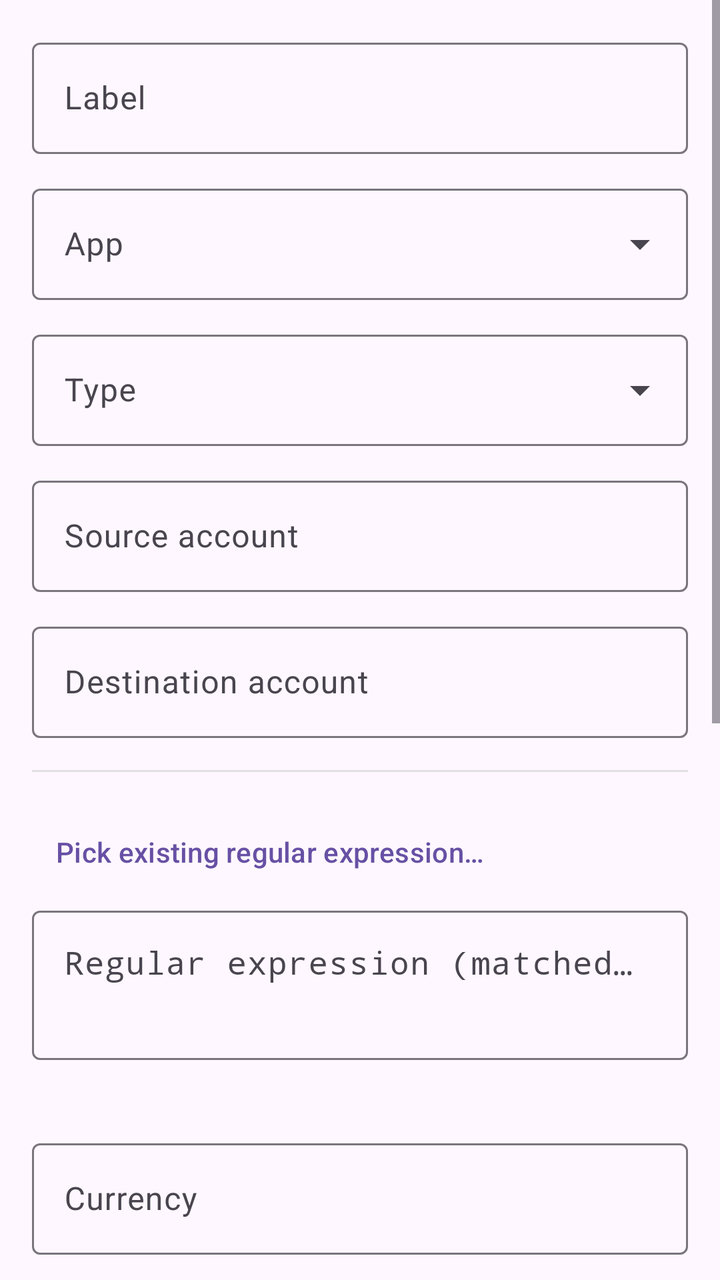
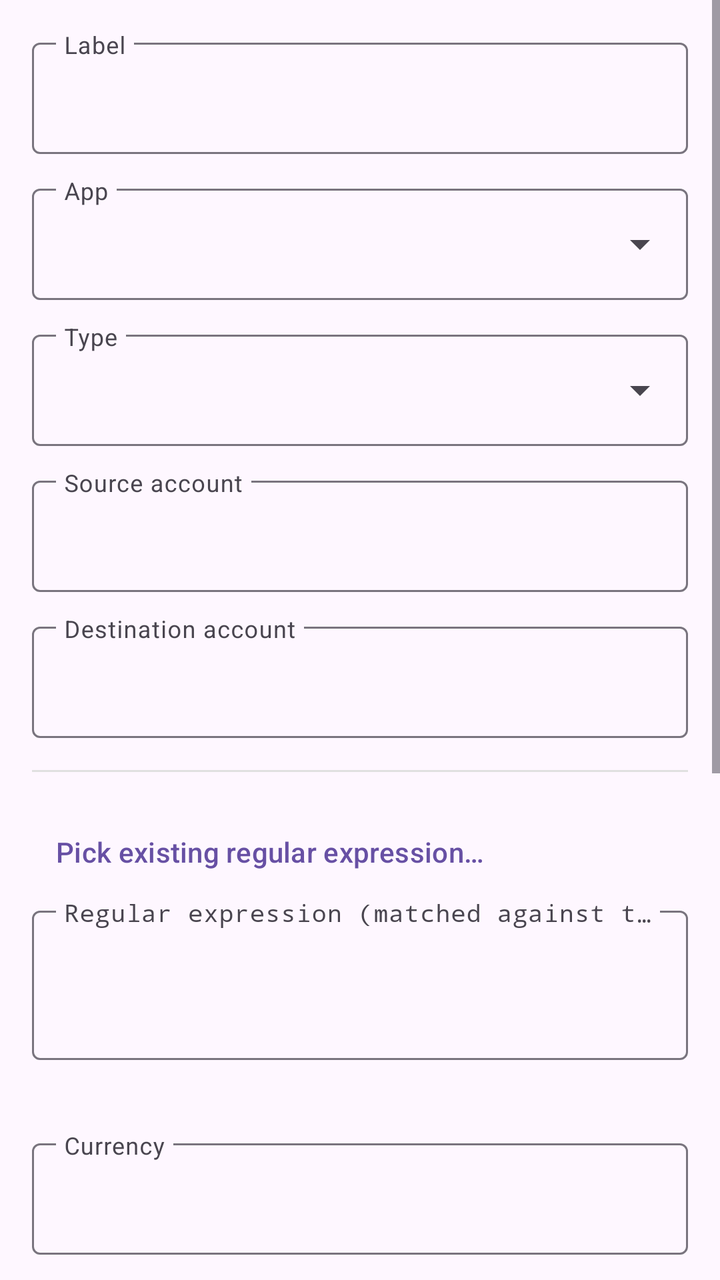

Compare the two renders of this Android layout. The source of the first and the diff that turns it into the second are given below.
<!-- AndroidManifest.xml: application theme Theme.FfNotifyImporter -->
<!-- res/layout/fragment_rule_edit.xml -->
<?xml version="1.0" encoding="utf-8"?>
<ScrollView xmlns:android="http://schemas.android.com/apk/res/android"
    xmlns:app="http://schemas.android.com/apk/res-auto"
    android:layout_width="match_parent"
    android:layout_height="match_parent">

    <LinearLayout
        android:layout_width="match_parent"
        android:layout_height="wrap_content"
        android:orientation="vertical"
        android:padding="16dp">

        <com.google.android.material.textfield.TextInputLayout
            android:layout_width="match_parent"
            android:layout_height="wrap_content"
            android:layout_marginBottom="12dp"
            android:hint="@string/rule_field_label">

            <com.google.android.material.textfield.TextInputEditText
                android:id="@+id/labelInput"
                android:layout_width="match_parent"
                android:layout_height="wrap_content" />

        </com.google.android.material.textfield.TextInputLayout>

        <com.google.android.material.textfield.TextInputLayout
            android:layout_width="match_parent"
            android:layout_height="wrap_content"
            android:layout_marginBottom="12dp"
            android:hint="@string/rule_field_apps"
            style="@style/Widget.Material3.TextInputLayout.OutlinedBox.ExposedDropdownMenu">

            <com.google.android.material.textfield.MaterialAutoCompleteTextView
                android:id="@+id/appInput"
                android:layout_width="match_parent"
                android:layout_height="wrap_content"
                android:inputType="none" />

        </com.google.android.material.textfield.TextInputLayout>

        <com.google.android.material.textfield.TextInputLayout
            android:layout_width="match_parent"
            android:layout_height="wrap_content"
            android:layout_marginBottom="12dp"
            android:hint="@string/rule_field_kind"
            style="@style/Widget.Material3.TextInputLayout.OutlinedBox.ExposedDropdownMenu">

            <com.google.android.material.textfield.MaterialAutoCompleteTextView
                android:id="@+id/kindInput"
                android:layout_width="match_parent"
                android:layout_height="wrap_content"
                android:inputType="none" />

        </com.google.android.material.textfield.TextInputLayout>

        <com.google.android.material.textfield.TextInputLayout
            android:layout_width="match_parent"
            android:layout_height="wrap_content"
            android:layout_marginBottom="12dp"
            android:hint="@string/rule_field_source_account">

            <com.google.android.material.textfield.TextInputEditText
                android:id="@+id/sourceAccountInput"
                android:layout_width="match_parent"
                android:layout_height="wrap_content" />

        </com.google.android.material.textfield.TextInputLayout>

        <com.google.android.material.textfield.TextInputLayout
            android:layout_width="match_parent"
            android:layout_height="wrap_content"
            android:layout_marginBottom="16dp"
            android:hint="@string/rule_field_destination_account">

            <com.google.android.material.textfield.TextInputEditText
                android:id="@+id/destinationAccountInput"
                android:layout_width="match_parent"
                android:layout_height="wrap_content" />

        </com.google.android.material.textfield.TextInputLayout>

        <View
            android:layout_width="match_parent"
            android:layout_height="1dp"
            android:layout_marginBottom="16dp"
            android:background="#E0E0E0" />

        <Button
            android:id="@+id/pickPatternButton"
            style="?attr/borderlessButtonStyle"
            android:layout_width="match_parent"
            android:layout_height="wrap_content"
            android:gravity="start|center_vertical"
            android:text="@string/rule_pick_existing_pattern" />

        <com.google.android.material.textfield.TextInputLayout
            android:layout_width="match_parent"
            android:layout_height="wrap_content"
            android:layout_marginBottom="4dp"
            android:hint="@string/rule_field_pattern">

            <com.google.android.material.textfield.TextInputEditText
                android:id="@+id/patternInput"
                android:layout_width="match_parent"
                android:layout_height="wrap_content"
                android:fontFamily="monospace"
                android:gravity="top"
                android:inputType="textMultiLine"
                android:minLines="2" />

        </com.google.android.material.textfield.TextInputLayout>

        <TextView
            android:id="@+id/availableMacrosText"
            android:layout_width="match_parent"
            android:layout_height="wrap_content"
            android:layout_marginBottom="16dp"
            android:textColor="#888888"
            android:textSize="12sp" />

        <com.google.android.material.textfield.TextInputLayout
            android:layout_width="match_parent"
            android:layout_height="wrap_content"
            android:layout_marginBottom="12dp"
            android:hint="@string/rule_field_home_currency">

            <com.google.android.material.textfield.TextInputEditText
                android:id="@+id/homeCurrencyInput"
                android:layout_width="match_parent"
                android:layout_height="wrap_content" />

        </com.google.android.material.textfield.TextInputLayout>

        <com.google.android.material.textfield.TextInputLayout
            android:layout_width="match_parent"
            android:layout_height="wrap_content"
            android:layout_marginBottom="12dp"
            android:hint="@string/rule_field_decimal_separator">

            <com.google.android.material.textfield.TextInputEditText
                android:id="@+id/decimalSeparatorInput"
                android:layout_width="match_parent"
                android:layout_height="wrap_content"
                android:maxLength="1" />

        </com.google.android.material.textfield.TextInputLayout>

        <com.google.android.material.textfield.TextInputLayout
            android:layout_width="match_parent"
            android:layout_height="wrap_content"
            android:layout_marginBottom="12dp"
            android:hint="@string/rule_field_description_template">

            <com.google.android.material.textfield.TextInputEditText
                android:id="@+id/descriptionTemplateInput"
                android:layout_width="match_parent"
                android:layout_height="wrap_content" />

        </com.google.android.material.textfield.TextInputLayout>

        <com.google.android.material.textfield.TextInputLayout
            android:layout_width="match_parent"
            android:layout_height="wrap_content"
            android:layout_marginBottom="12dp"
            android:hint="@string/rule_field_notes_template">

            <com.google.android.material.textfield.TextInputEditText
                android:id="@+id/notesTemplateInput"
                android:layout_width="match_parent"
                android:layout_height="wrap_content" />

        </com.google.android.material.textfield.TextInputLayout>

        <com.google.android.material.textfield.TextInputLayout
            android:layout_width="match_parent"
            android:layout_height="wrap_content"
            android:layout_marginBottom="12dp"
            android:hint="@string/rule_field_category_template">

            <com.google.android.material.textfield.TextInputEditText
                android:id="@+id/categoryTemplateInput"
                android:layout_width="match_parent"
                android:layout_height="wrap_content" />

        </com.google.android.material.textfield.TextInputLayout>

        <com.google.android.material.textfield.TextInputLayout
            android:layout_width="match_parent"
            android:layout_height="wrap_content"
            android:layout_marginBottom="12dp"
            android:hint="@string/rule_field_tags_template">

            <com.google.android.material.textfield.TextInputEditText
                android:id="@+id/tagsTemplateInput"
                android:layout_width="match_parent"
                android:layout_height="wrap_content" />

        </com.google.android.material.textfield.TextInputLayout>

        <com.google.android.material.switchmaterial.SwitchMaterial
            android:id="@+id/enabledSwitch"
            android:layout_width="match_parent"
            android:layout_height="wrap_content"
            android:layout_marginBottom="16dp"
            android:checked="true"
            android:text="@string/rule_field_enabled" />

        <LinearLayout
            android:layout_width="match_parent"
            android:layout_height="wrap_content"
            android:orientation="horizontal">

            <Button
                android:id="@+id/deleteRuleButton"
                style="?attr/borderlessButtonStyle"
                android:layout_width="wrap_content"
                android:layout_height="wrap_content"
                android:text="@string/action_delete"
                android:visibility="gone" />

            <View
                android:layout_width="0dp"
                android:layout_height="1dp"
                android:layout_weight="1" />

            <Button
                android:id="@+id/saveRuleButton"
                android:layout_width="wrap_content"
                android:layout_height="wrap_content"
                android:text="@string/action_save" />

        </LinearLayout>

    </LinearLayout>

</ScrollView>
<!-- resources referenced by this layout -->
<resources>
  <string name="action_delete">Delete</string>
  <string name="action_save">Save</string>
  <string name="rule_field_apps">App</string>
  <string name="rule_field_category_template">Category template</string>
  <string name="rule_field_decimal_separator">Decimal separator</string>
  <string name="rule_field_description_template">Description template</string>
  <string name="rule_field_destination_account">Destination account</string>
  <string name="rule_field_enabled">Enabled</string>
  <string name="rule_field_home_currency">Currency</string>
  <string name="rule_field_kind">Type</string>
  <string name="rule_field_label">Label</string>
  <string name="rule_field_notes_template">Notes template</string>
  <string name="rule_field_pattern">Regular expression (matched against title + text)</string>
  <string name="rule_field_source_account">Source account</string>
  <string name="rule_field_tags_template">Tags template (comma-separated)</string>
  <string name="rule_pick_existing_pattern">Pick existing regular expression…</string>
  <style name="Theme.FfNotifyImporter" parent="Theme.Material3.DayNight.NoActionBar" />
</resources>

<!-- the commit's change to res/layout/fragment_rule_edit.xml (unified diff, before → after) -->
@@ -14,7 +14,8 @@
             android:layout_width="match_parent"
             android:layout_height="wrap_content"
             android:layout_marginBottom="12dp"
-            android:hint="@string/rule_field_label">
+            android:hint="@string/rule_field_label"
+            app:expandedHintEnabled="false">
 
             <com.google.android.material.textfield.TextInputEditText
                 android:id="@+id/labelInput"
@@ -28,6 +29,7 @@
             android:layout_height="wrap_content"
             android:layout_marginBottom="12dp"
             android:hint="@string/rule_field_apps"
+            app:expandedHintEnabled="false"
             style="@style/Widget.Material3.TextInputLayout.OutlinedBox.ExposedDropdownMenu">
 
             <com.google.android.material.textfield.MaterialAutoCompleteTextView
@@ -43,6 +45,7 @@
             android:layout_height="wrap_content"
             android:layout_marginBottom="12dp"
             android:hint="@string/rule_field_kind"
+            app:expandedHintEnabled="false"
             style="@style/Widget.Material3.TextInputLayout.OutlinedBox.ExposedDropdownMenu">
 
             <com.google.android.material.textfield.MaterialAutoCompleteTextView
@@ -57,7 +60,8 @@
             android:layout_width="match_parent"
             android:layout_height="wrap_content"
             android:layout_marginBottom="12dp"
-            android:hint="@string/rule_field_source_account">
+            android:hint="@string/rule_field_source_account"
+            app:expandedHintEnabled="false">
 
             <com.google.android.material.textfield.TextInputEditText
                 android:id="@+id/sourceAccountInput"
@@ -70,7 +74,8 @@
             android:layout_width="match_parent"
             android:layout_height="wrap_content"
             android:layout_marginBottom="16dp"
-            android:hint="@string/rule_field_destination_account">
+            android:hint="@string/rule_field_destination_account"
+            app:expandedHintEnabled="false">
 
             <com.google.android.material.textfield.TextInputEditText
                 android:id="@+id/destinationAccountInput"
@@ -97,7 +102,8 @@
             android:layout_width="match_parent"
             android:layout_height="wrap_content"
             android:layout_marginBottom="4dp"
-            android:hint="@string/rule_field_pattern">
+            android:hint="@string/rule_field_pattern"
+            app:expandedHintEnabled="false">
 
             <com.google.android.material.textfield.TextInputEditText
                 android:id="@+id/patternInput"
@@ -122,7 +128,8 @@
             android:layout_width="match_parent"
             android:layout_height="wrap_content"
             android:layout_marginBottom="12dp"
-            android:hint="@string/rule_field_home_currency">
+            android:hint="@string/rule_field_home_currency"
+            app:expandedHintEnabled="false">
 
             <com.google.android.material.textfield.TextInputEditText
                 android:id="@+id/homeCurrencyInput"
@@ -135,21 +142,8 @@
             android:layout_width="match_parent"
             android:layout_height="wrap_content"
             android:layout_marginBottom="12dp"
-            android:hint="@string/rule_field_decimal_separator">
-
-            <com.google.android.material.textfield.TextInputEditText
-                android:id="@+id/decimalSeparatorInput"
-                android:layout_width="match_parent"
-                android:layout_height="wrap_content"
-                android:maxLength="1" />
-
-        </com.google.android.material.textfield.TextInputLayout>
-
-        <com.google.android.material.textfield.TextInputLayout
-            android:layout_width="match_parent"
-            android:layout_height="wrap_content"
-            android:layout_marginBottom="12dp"
-            android:hint="@string/rule_field_description_template">
+            android:hint="@string/rule_field_description_template"
+            app:expandedHintEnabled="false">
 
             <com.google.android.material.textfield.TextInputEditText
                 android:id="@+id/descriptionTemplateInput"
@@ -162,7 +156,8 @@
             android:layout_width="match_parent"
             android:layout_height="wrap_content"
             android:layout_marginBottom="12dp"
-            android:hint="@string/rule_field_notes_template">
+            android:hint="@string/rule_field_notes_template"
+            app:expandedHintEnabled="false">
 
             <com.google.android.material.textfield.TextInputEditText
                 android:id="@+id/notesTemplateInput"
@@ -175,7 +170,8 @@
             android:layout_width="match_parent"
             android:layout_height="wrap_content"
             android:layout_marginBottom="12dp"
-            android:hint="@string/rule_field_category_template">
+            android:hint="@string/rule_field_category_template"
+            app:expandedHintEnabled="false">
 
             <com.google.android.material.textfield.TextInputEditText
                 android:id="@+id/categoryTemplateInput"
@@ -188,7 +184,8 @@
             android:layout_width="match_parent"
             android:layout_height="wrap_content"
             android:layout_marginBottom="12dp"
-            android:hint="@string/rule_field_tags_template">
+            android:hint="@string/rule_field_tags_template"
+            app:expandedHintEnabled="false">
 
             <com.google.android.material.textfield.TextInputEditText
                 android:id="@+id/tagsTemplateInput"
<!-- resource entries referenced after the edit -->
@@ -4,7 +4,6 @@
   <string name="action_save">Save</string>
   <string name="rule_field_apps">App</string>
   <string name="rule_field_category_template">Category template</string>
-  <string name="rule_field_decimal_separator">Decimal separator</string>
   <string name="rule_field_description_template">Description template</string>
   <string name="rule_field_destination_account">Destination account</string>
   <string name="rule_field_enabled">Enabled</string>
